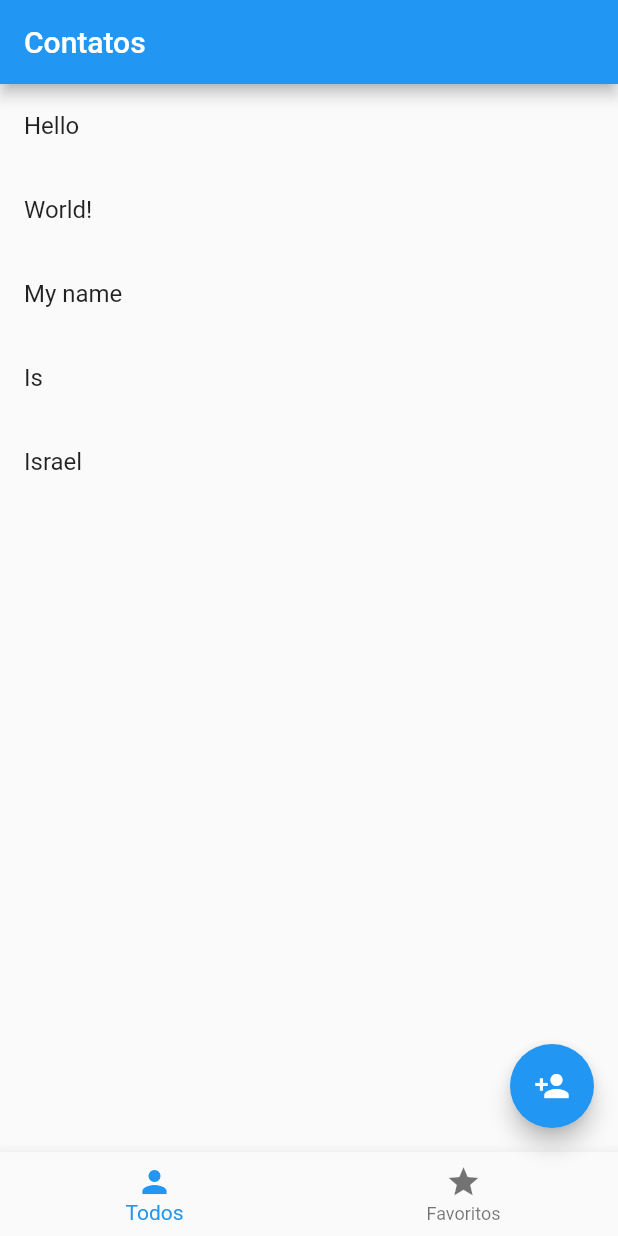
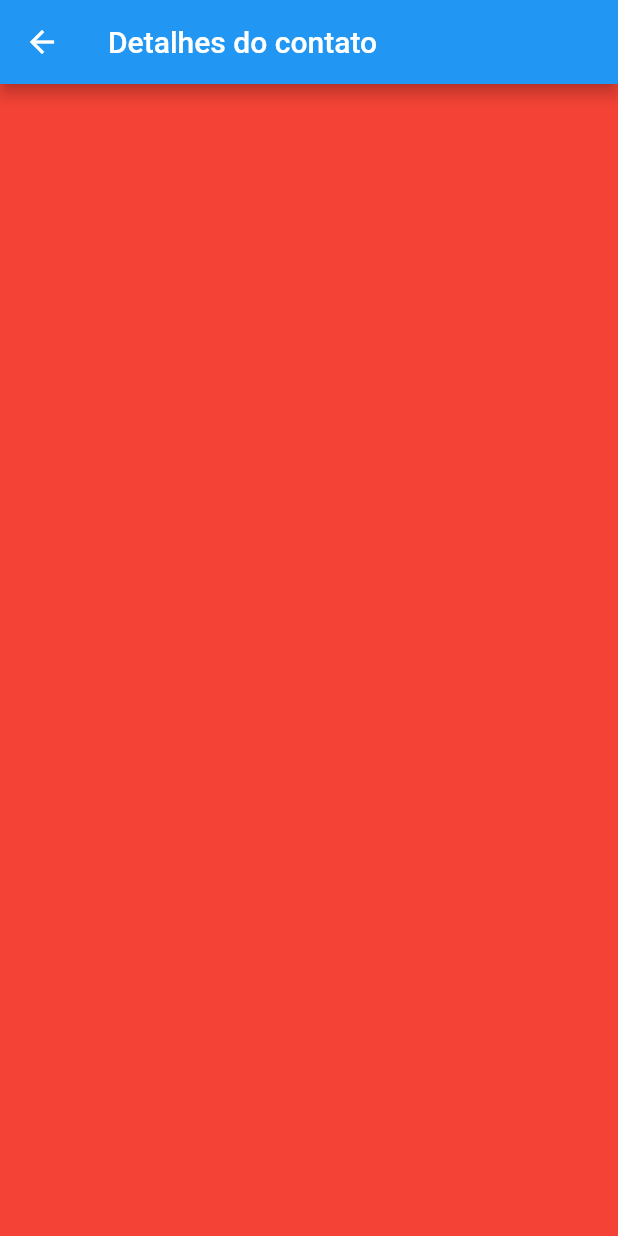
Before and after one commit to israNascimento/flutter-contatos, a Flutter app: the screen it shows after launch, after a tap on the "person add" icon, on a phone screen of 412 x 824 dp. Run offline on Flutter 3.47's test engine with Material 2 defaults, Android fonts, the phone set to English and light mode, and no system bars.

Commit message:
Navegação entre telas

```diff
--- /dev/null
+++ b/lib/Widgets/contactDetail.dart
@@ -0,0 +1,13 @@
+import 'package:flutter/material.dart';
+
+class Detail extends StatelessWidget {
+    @override
+    Widget build(BuildContext context) {
+        return new Scaffold(
+            appBar: new AppBar(title: new Text("Detalhes do contato")),
+            body: new Container(
+                color: Colors.red,
+            ),
+        );
+    }
+}
--- a/lib/Widgets/home.dart
+++ b/lib/Widgets/home.dart
@@ -1,4 +1,5 @@
 import 'package:flutter/material.dart';
+import 'package:flutter_contatos/Widgets/contactDetail.dart';
 import 'package:flutter_contatos/Widgets/list.dart';
 
 class Home extends StatefulWidget {
@@ -11,12 +12,13 @@ class HomeState extends State<Home> {
     Widget build(BuildContext context) {
         return new Scaffold(
             appBar: new AppBar(
-                title: new Text("Contatos"),
+                title: new Text("Lista de contatos"),
             ),
             body: new ContactList(),
             floatingActionButton: new FloatingActionButton(
                 child: new Icon(Icons.person_add),
                 onPressed: () {
+                    _goToContact();
                     print("FloatButton");
                 },
             ),
@@ -34,4 +36,10 @@ class HomeState extends State<Home> {
             ),
         );
     }
+
+    void _goToContact() {
+        Navigator.push(context, new MaterialPageRoute(
+            builder: (context) => new Detail()
+        ));
+    }
 }
```
